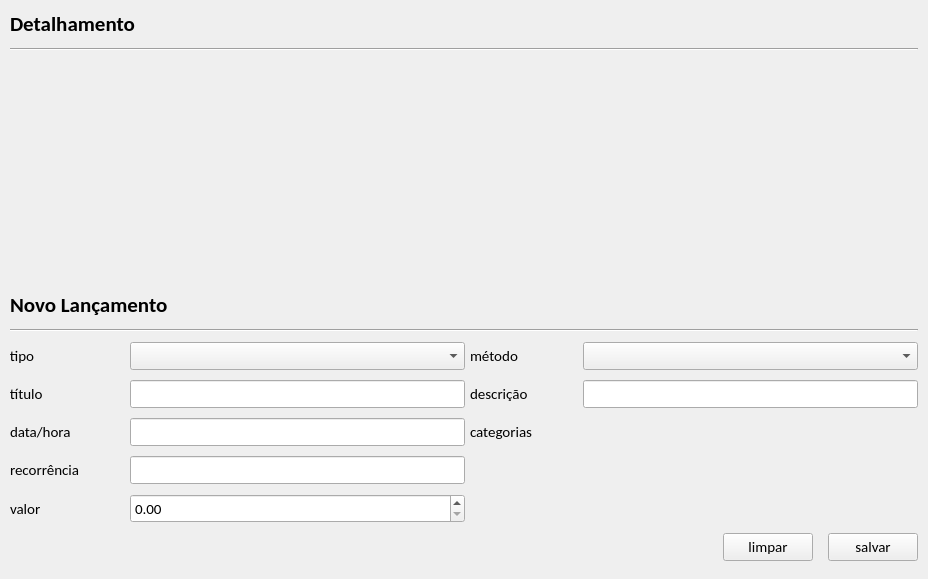
iagoofelipe/FinancesV2, file finances/src/UI/Home_Registros.ui: the form before one commit.
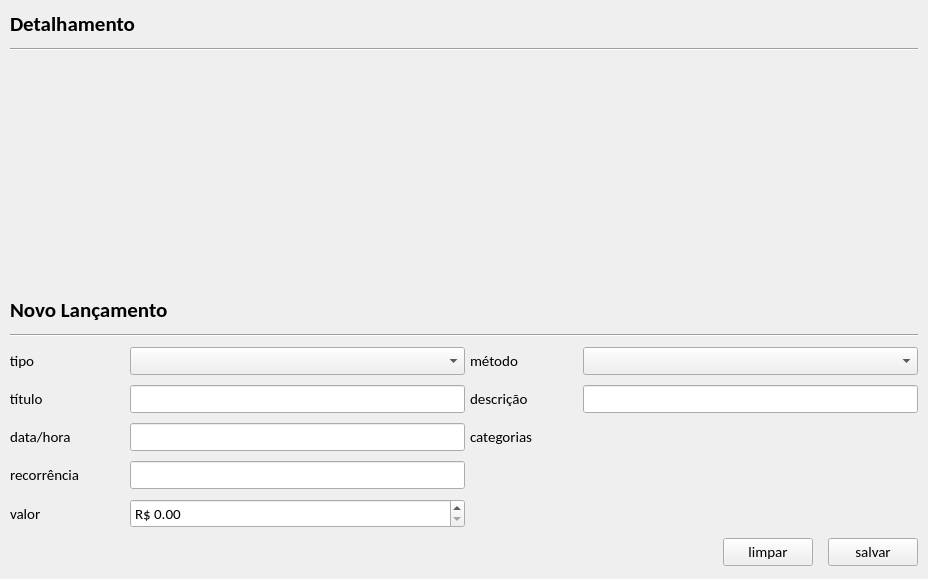
The form after the commit. Icons and pictures are not drawn.

Patch:
```diff
--- a/finances/src/UI/Home_Registros.ui
+++ b/finances/src/UI/Home_Registros.ui
@@ -54,7 +54,7 @@
       </property>
       <layout class="QVBoxLayout" name="verticalLayout_2">
        <property name="spacing">
-        <number>10</number>
+        <number>15</number>
        </property>
        <property name="leftMargin">
         <number>0</number>
@@ -363,7 +363,26 @@
               </widget>
              </item>
              <item row="4" column="2">
-              <widget class="QDoubleSpinBox" name="doubleSpinBox"/>
+              <widget class="QDoubleSpinBox" name="doubleSpinBox">
+               <property name="wrapping">
+                <bool>false</bool>
+               </property>
+               <property name="alignment">
+                <set>Qt::AlignLeading|Qt::AlignLeft|Qt::AlignVCenter</set>
+               </property>
+               <property name="buttonSymbols">
+                <enum>QAbstractSpinBox::UpDownArrows</enum>
+               </property>
+               <property name="showGroupSeparator" stdset="0">
+                <bool>false</bool>
+               </property>
+               <property name="prefix">
+                <string>R$ </string>
+               </property>
+               <property name="maximum">
+                <double>99999999999.990005493164063</double>
+               </property>
+              </widget>
              </item>
              <item row="0" column="0">
               <widget class="QLabel" name="label_2">
```
